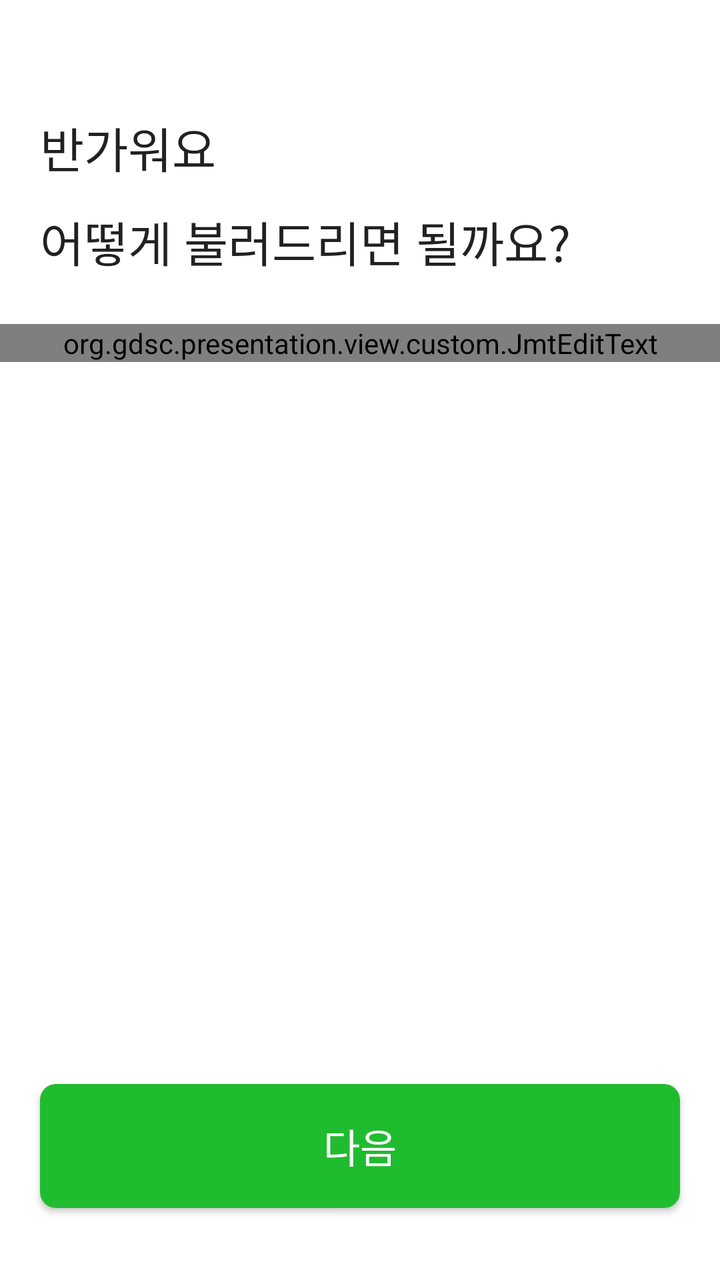
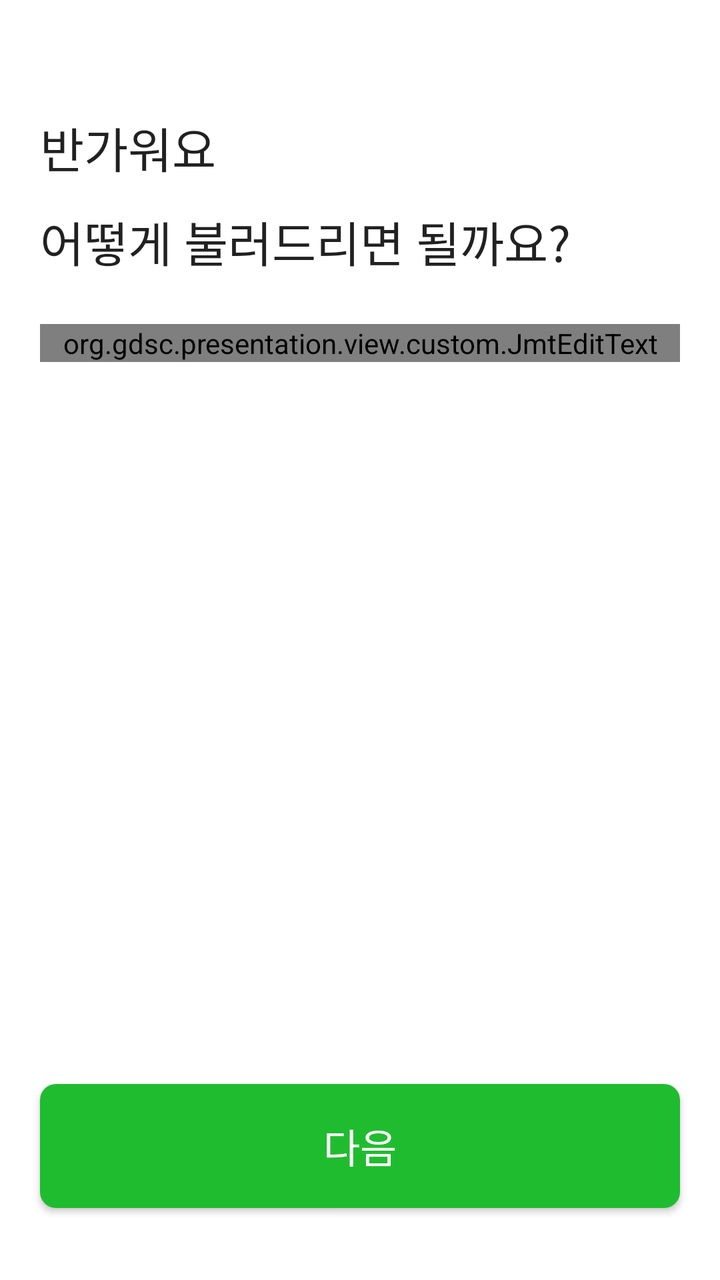

Screens rendered from an Android XML layout before and after an edit, with the pre-edit source and the edit as a unified diff.
<!-- AndroidManifest.xml: another module's application theme Theme.JMT -->
<!-- res/layout/fragment_sign_up_nickname.xml -->
<?xml version="1.0" encoding="utf-8"?>
<androidx.constraintlayout.widget.ConstraintLayout xmlns:android="http://schemas.android.com/apk/res/android"
    xmlns:tools="http://schemas.android.com/tools"
    android:layout_width="match_parent"
    android:layout_height="match_parent"
    xmlns:app="http://schemas.android.com/apk/res-auto"
    tools:context=".login.SignUpNicknameFragment">

    <TextView
        android:id="@+id/ask_nickname_text"
        android:text="@string/ask_nickname"
        android:textAppearance="@style/title_medium_bold"
        android:lineSpacingExtra="12dp"
        android:layout_marginTop="56dp"
        android:layout_marginHorizontal="20dp"
        android:layout_width="match_parent"
        android:layout_height="wrap_content"
        app:layout_constraintTop_toTopOf="parent"/>

    <org.gdsc.presentation.view.custom.JmtEditText
        android:id="@+id/nickname_edit_text"
        android:layout_width="0dp"
        android:layout_height="wrap_content"
        app:layout_constraintStart_toStartOf="parent"
        app:layout_constraintEnd_toEndOf="parent"
        app:layout_constraintTop_toBottomOf="@id/ask_nickname_text"
        android:layout_marginTop="24dp"/>

    <androidx.appcompat.widget.AppCompatButton
        android:id="@+id/next_btn"
        android:text="@string/next"
        android:layout_width="0dp"
        android:layout_height="62dp"
        style="@style/JmtButton"
        android:layout_marginHorizontal="20dp"
        app:layout_constraintStart_toStartOf="parent"
        app:layout_constraintEnd_toEndOf="parent"
        app:layout_constraintBottom_toBottomOf="parent"
        android:layout_marginBottom="36dp"/>

</androidx.constraintlayout.widget.ConstraintLayout>
<!-- resources referenced by this layout -->
<resources>
  <string name="ask_nickname">반가워요\n어떻게 불러드리면 될까요?</string>
  <string name="next">다음</string>
  <style name="JmtButton" parent="Widget.AppCompat.Button">
          <item name="android:background">@drawable/jmt_button_background</item>
          <item name="android:textColor">@color/white</item>
          <item name="android:gravity">center</item>
          <item name="android:textAppearance">@style/title_small_medium</item>
      </style>
  <style name="title_medium_bold" parent="pretendard_bold">
          <item name="android:textSize">24sp</item>
      </style>
  <style name="Theme.JMT" parent="Theme.MaterialComponents.DayNight.NoActionBar">
          
          <item name="colorPrimary">@color/main600</item>
          <item name="colorPrimaryVariant">@color/main700</item>
          <item name="colorOnPrimary">@color/white</item>
          
          <item name="colorSecondary">@color/teal_200</item>
          <item name="colorSecondaryVariant">@color/teal_700</item>
          <item name="colorOnSecondary">@color/black</item>
          
          <item name="android:statusBarColor">?attr/colorPrimaryVariant</item>
          
      </style>
  <!-- drawable jmt_button_background (drawable) -->
  <selector xmlns:android="http://schemas.android.com/apk/res/android">
      <item android:state_enabled="false">
          <shape android:shape="rectangle">
              <solid android:color="@color/main200" />
              <corners android:radius="8dp" />
          </shape>
      </item>
  
      <item android:state_enabled="true"
          android:drawable="@drawable/jmt_button_ripple"/>
  </selector>
  <color name="white">#FFFFFFFF</color>
  <style name="title_small_medium" parent="pretendard_medium">
          <item name="android:textSize">20sp</item>
      </style>
  <style name="pretendard_bold" parent="TextAppearance.AppCompat">
          <item name="android:fontFamily">@font/pretendard_bold</item>
      </style>
  <color name="main600">#20BC2F</color>
  <color name="main700">#189024</color>
  <color name="teal_200">#FF03DAC5</color>
  <color name="teal_700">#FF018786</color>
  <color name="black">#FF000000</color>
  <color name="main200">#CFF7D3</color>
  <!-- drawable jmt_button_ripple (drawable) -->
  <?xml version="1.0" encoding="utf-8"?>
  <ripple xmlns:android="http://schemas.android.com/apk/res/android"
  android:color="@color/main800">
  <item>
      <shape android:shape="rectangle">
          <solid android:color="@color/main600" />
          <corners android:radius="8dp" />
      </shape>
  </item>
  </ripple>
  <style name="pretendard_medium" parent="TextAppearance.AppCompat">
          <item name="android:fontFamily">@font/pretendard_medium</item>
      </style>
  <color name="main800">#116419</color>
</resources>

<!-- the commit's change to res/layout/fragment_sign_up_nickname.xml (unified diff, before → after) -->
@@ -21,6 +21,9 @@
         android:id="@+id/nickname_edit_text"
         android:layout_width="0dp"
         android:layout_height="wrap_content"
+        android:layout_marginHorizontal="20dp"
+        app:jmtEditTextHint="@string/nickname_hint"
+        app:verifyTextEnabled="true"
         app:layout_constraintStart_toStartOf="parent"
         app:layout_constraintEnd_toEndOf="parent"
         app:layout_constraintTop_toBottomOf="@id/ask_nickname_text"
<!-- resource entries referenced after the edit -->
@@ -2,6 +2,7 @@
 <resources>
   <string name="ask_nickname">반가워요\n어떻게 불러드리면 될까요?</string>
   <string name="next">다음</string>
+  <string name="nickname_hint">닉네임을 입력하세요.</string>
   <style name="JmtButton" parent="Widget.AppCompat.Button">
           <item name="android:background">@drawable/jmt_button_background</item>
           <item name="android:textColor">@color/white</item>
